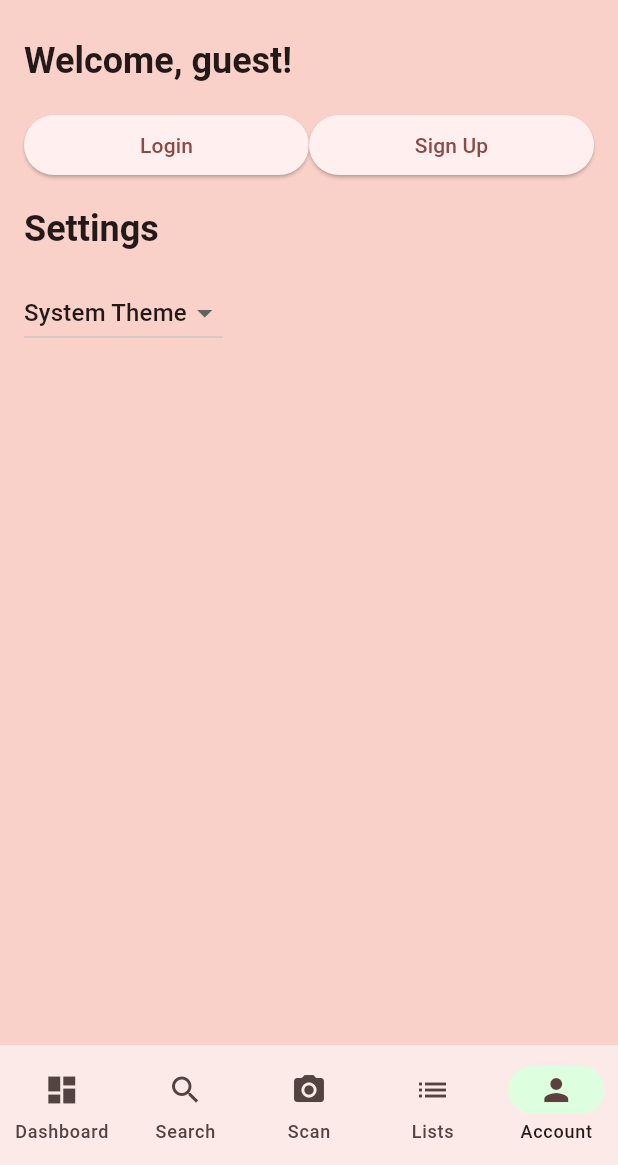
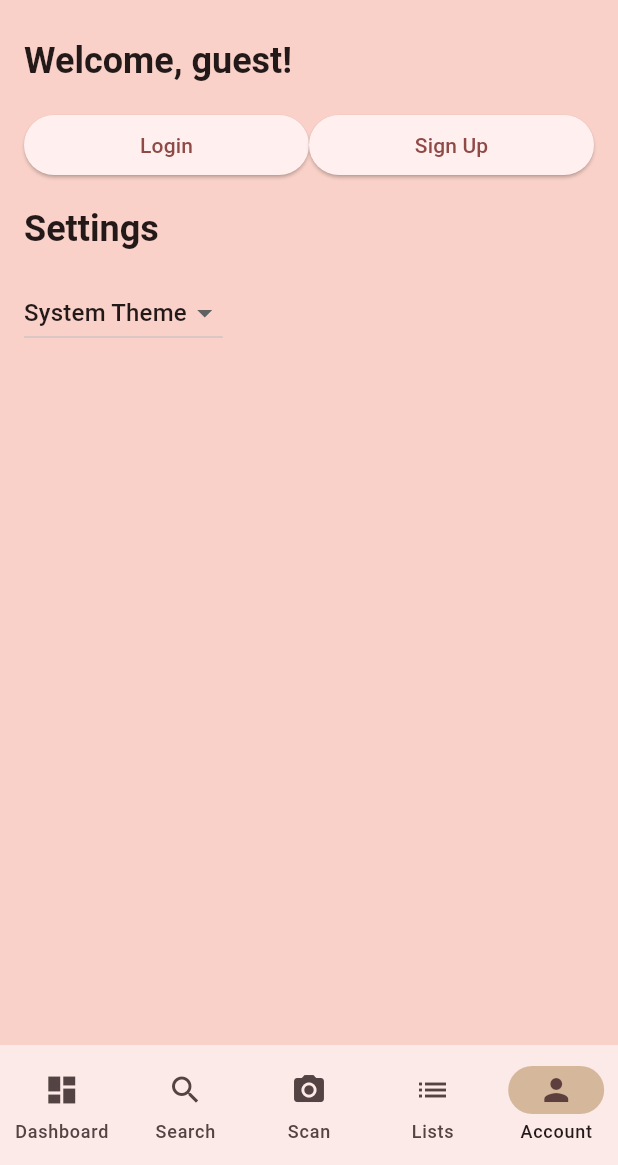
Before and after one commit to Saavy-25/Kubera-Frontend, a Flutter app: the screen it shows after launch, item 5 of the bottom bar chosen, on a phone screen of 412 x 824 dp, the part 71-1236 px from its top. Run offline on Flutter 3.47's test engine with Material 3 defaults, Android fonts, the phone set to English and light mode, and no system bars; our stand-ins replace fl_chart, image_picker; accounts and stored records are empty; generated files the repository leaves out were written again; network calls fail.

Commit message:
Update nav bar highlight color (#21)

```diff
--- a/flutter_kubera/lib/src/ui/navigation/app_navigation.dart
+++ b/flutter_kubera/lib/src/ui/navigation/app_navigation.dart
@@ -40,7 +40,7 @@ class _AppNavigationState extends State<AppNavigation> {
       ),
 
       bottomNavigationBar: NavigationBar(
-        indicatorColor: const Color.fromARGB(255, 222, 255, 223),
+        indicatorColor: const Color.fromARGB(255, 213, 183, 156),
         onDestinationSelected: (int index) {
           setState(() {
             currentPageIndex = index;
```
